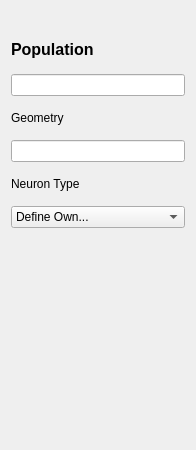
Qt form ANNarchyUI/ui/Population_Information.ui (founderznd/PycharmProjects) before a commit.
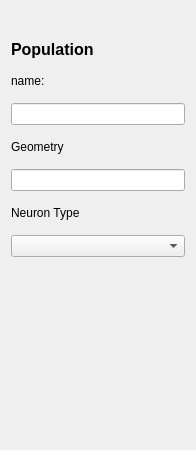
The same form after that commit.

Diff of the .ui file:
```diff
--- a/ANNarchyUI/ui/Population_Information.ui
+++ b/ANNarchyUI/ui/Population_Information.ui
@@ -34,6 +34,13 @@
      </property>
     </widget>
    </item>
+   <item>
+    <widget class="QLabel" name="label_4">
+     <property name="text">
+      <string>name:</string>
+     </property>
+    </widget>
+   </item>
    <item>
     <widget class="QLineEdit" name="name">
      <property name="text">
@@ -72,23 +79,7 @@
     </widget>
    </item>
    <item>
-    <widget class="QComboBox" name="comboBox_neuron_type">
-     <item>
-      <property name="text">
-       <string>Define Own...</string>
-      </property>
-     </item>
-     <item>
-      <property name="text">
-       <string>LeakyIntegratorNeuron</string>
-      </property>
-     </item>
-     <item>
-      <property name="text">
-       <string>Izhikevich</string>
-      </property>
-     </item>
-    </widget>
+    <widget class="QComboBox" name="comboBox_neuron_type"/>
    </item>
    <item>
     <spacer name="verticalSpacer">
```
